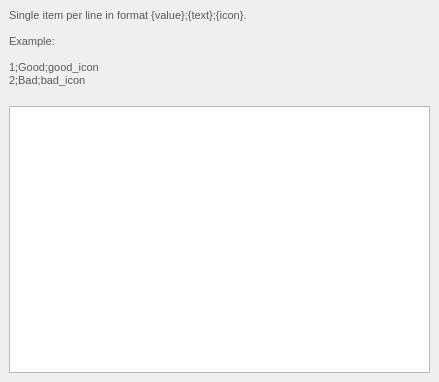
This is src/configmanager/editorwidgets/uifiles/ui_option_config.ui in roam-qgis/Roam as Qt 5 draws it before an edit. The edited form follows.
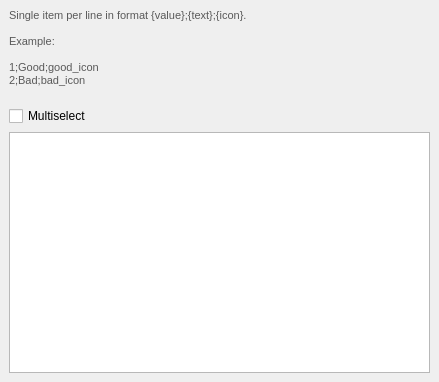
This is the edited form.

Commit message: Fix #185 - Add multi as option row config option

Patch:
```diff
--- a/src/configmanager/editorwidgets/uifiles/ui_option_config.ui
+++ b/src/configmanager/editorwidgets/uifiles/ui_option_config.ui
@@ -31,7 +31,7 @@
      </widget>
      <widget class="QWidget" name="page_3">
       <layout class="QGridLayout" name="gridLayout_4">
-       <item row="1" column="0">
+       <item row="2" column="0">
         <widget class="QPlainTextEdit" name="listText">
          <property name="centerOnScroll">
           <bool>false</bool>
@@ -61,6 +61,13 @@
          </property>
         </widget>
        </item>
+       <item row="1" column="0">
+        <widget class="QCheckBox" name="multiCheck">
+         <property name="text">
+          <string>Multiselect</string>
+         </property>
+        </widget>
+       </item>
       </layout>
      </widget>
     </widget>
```
The commit also changes 3 other files.
